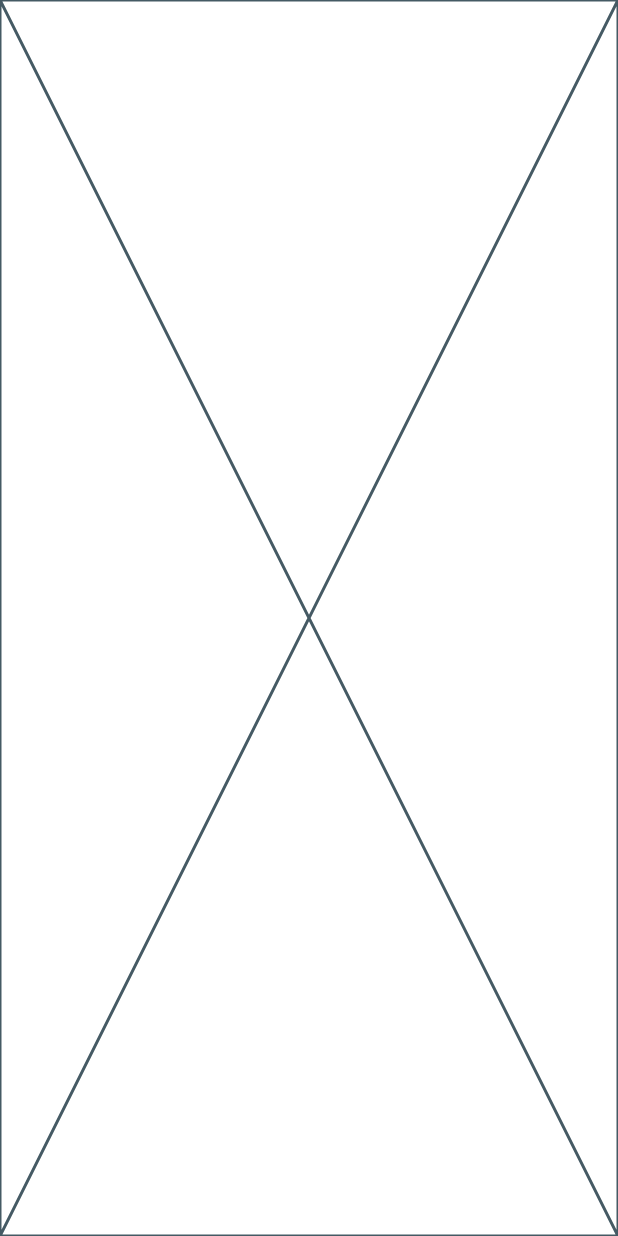
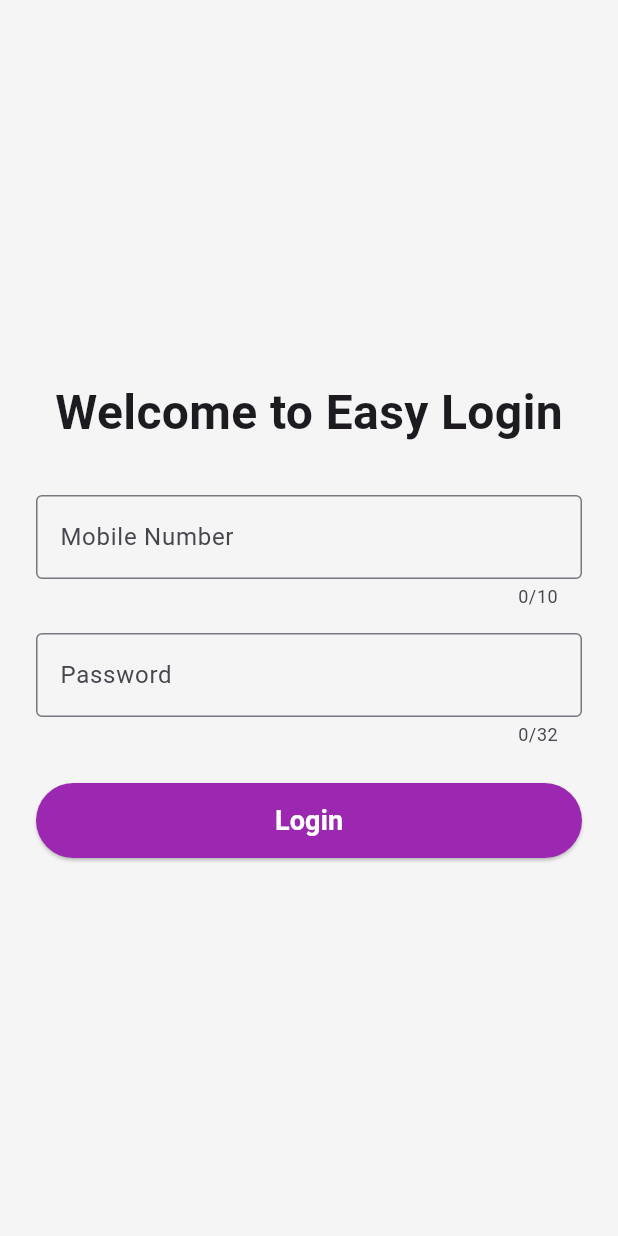
Before and after one commit to xbadal/loginscreen, a Flutter app: the screen it shows after launch, on a phone screen of 412 x 824 dp. Run offline on Flutter 3.47's test engine with Material 3 defaults, Android fonts, the phone set to English and light mode, and no system bars.

Commit message:
login screen

```diff
--- a/lib/main.dart
+++ b/lib/main.dart
@@ -12,10 +12,11 @@ class MyApp extends StatelessWidget {
   Widget build(BuildContext context) {
     return MaterialApp(
       title: 'Login Screen',
+      debugShowCheckedModeBanner: false,
       theme: ThemeData(
         colorScheme: ColorScheme.fromSeed(seedColor: Colors.deepPurple),
       ),
-      home: const LoginScreen(),
+      home: LoginScreen(),
     );
   }
 }
--- a/lib/screens/login_screen.dart
+++ b/lib/screens/login_screen.dart
@@ -1,15 +1,106 @@
+import 'package:easylogin/screens/home/home_screen.dart';
 import 'package:flutter/material.dart';
 
 class LoginScreen extends StatefulWidget {
-  const LoginScreen({super.key});
-
   @override
-  State<LoginScreen> createState() => _LoginScreenState();
+  _LoginScreenState createState() => _LoginScreenState();
 }
 
 class _LoginScreenState extends State<LoginScreen> {
+  final _formKey = GlobalKey<FormState>();
+  final TextEditingController _mobileController = TextEditingController();
+  final TextEditingController _passwordController = TextEditingController();
+
   @override
   Widget build(BuildContext context) {
-    return const Placeholder();
+    return Scaffold(
+      backgroundColor: Colors.grey[100],
+      body: Center(
+        child: Padding(
+          padding: const EdgeInsets.all(24.0),
+          child: Form(
+            key: _formKey,
+            child: Column(
+              mainAxisSize: MainAxisSize.min,
+              children: [
+                Text(
+                  'Welcome to Easy Login',
+                  style: TextStyle(fontSize: 32, fontWeight: FontWeight.bold),
+                ),
+                SizedBox(height: 32),
+
+                // Mobile Number Field
+                TextFormField(
+                  controller: _mobileController,
+                  keyboardType: TextInputType.phone,
+                  maxLength: 10,
+                  decoration: InputDecoration(
+                    labelText: 'Mobile Number',
+                    border: OutlineInputBorder(),
+                  ),
+                  validator: (value) {
+                    if (value == null || value.isEmpty) {
+                      return 'Please enter your mobile number';
+                    }
+                    if (!RegExp(r'^[0-9]{10}$').hasMatch(value)) {
+                      return 'Enter a valid 10-digit mobile number';
+                    }
+                    return null;
+                  },
+                ),
+                SizedBox(height: 16),
+
+                // Password Field
+                TextFormField(
+                  controller: _passwordController,
+                  obscureText: true,
+                  maxLength: 32,
+                  decoration: InputDecoration(
+                    labelText: 'Password',
+                    border: OutlineInputBorder(),
+                  ),
+                  validator: (value) {
+                    if (value == null || value.isEmpty) {
+                      return 'Please enter your password';
+                    }
+                    if (value.length < 6) {
+                      return 'Password must be at least 6 characters';
+                    }
+                    return null;
+                  },
+                ),
+                SizedBox(height: 24),
+
+                // Login Button
+                ElevatedButton(
+                  onPressed: _onHandleLoginButtonPressed,
+                  style: ElevatedButton.styleFrom(
+                    minimumSize: Size(double.infinity, 50),
+                    backgroundColor: Colors.purple,
+                  ),
+                  child: Text(
+                    'Login',
+                    style: TextStyle(
+                      color: Colors.white,
+                      fontSize: 18,
+                      fontWeight: FontWeight.w700,
+                    ),
+                  ),
+                ),
+              ],
+            ),
+          ),
+        ),
+      ),
+    );
+  }
+
+  void _onHandleLoginButtonPressed() {
+    if (_formKey.currentState!.validate()) {
+      Navigator.pushReplacement(
+        context,
+        MaterialPageRoute(builder: (context) => HomeScreen()),
+      );
+    }
   }
 }
```
Also changed, not shown: lib/data/student_data.dart (added, +53 -0 lines), lib/screens/home/home_screen.dart (added, +88 -0 lines), pubspec.yaml (+4 -67 lines), assets/images/student.jpg (added).
